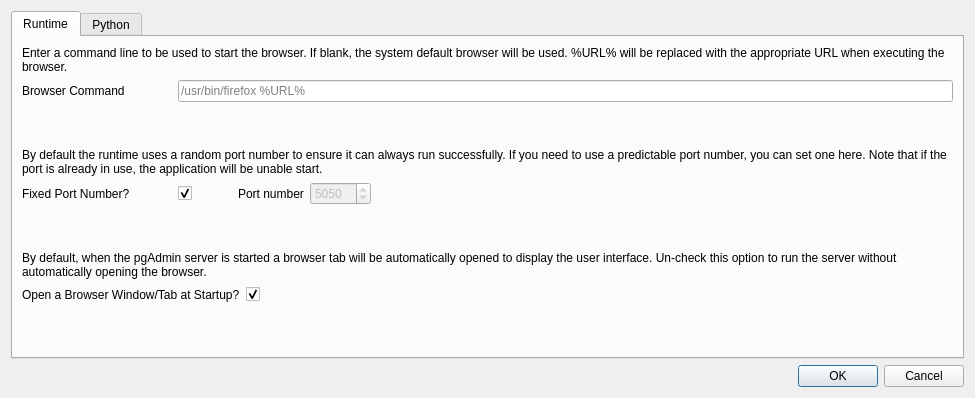
Above: runtime/ConfigWindow.ui from pgadmin-org/pgadmin4 before the change. Below: the same form after it.
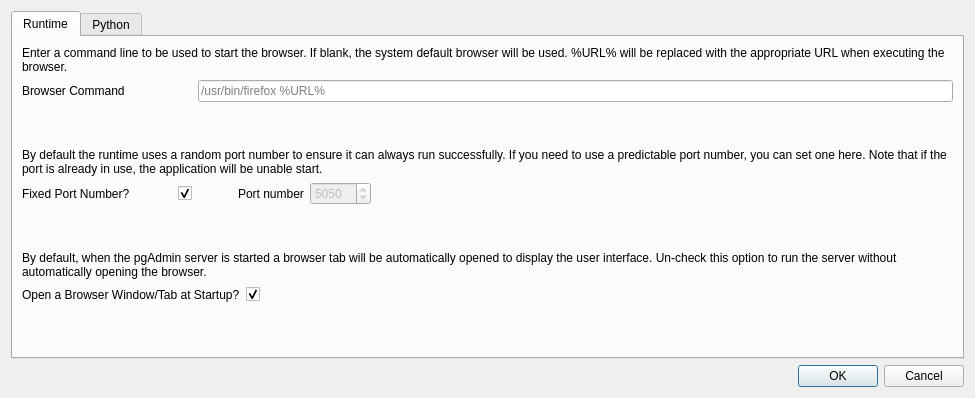
That is the form after the change.

```diff
--- a/runtime/ConfigWindow.ui
+++ b/runtime/ConfigWindow.ui
@@ -96,6 +96,22 @@
              </property>
             </widget>
            </item>
+           <item>
+            <spacer name="horizontalSpacer_4">
+             <property name="orientation">
+              <enum>Qt::Horizontal</enum>
+             </property>
+             <property name="sizeType">
+              <enum>QSizePolicy::Fixed</enum>
+             </property>
+             <property name="sizeHint" stdset="0">
+              <size>
+               <width>20</width>
+               <height>20</height>
+              </size>
+             </property>
+            </spacer>
+           </item>
            <item>
             <widget class="QLineEdit" name="browserCommandLineEdit">
              <property name="placeholderText">
```
Left out of the diff: 6 changed lines with no effect on the pictures.
